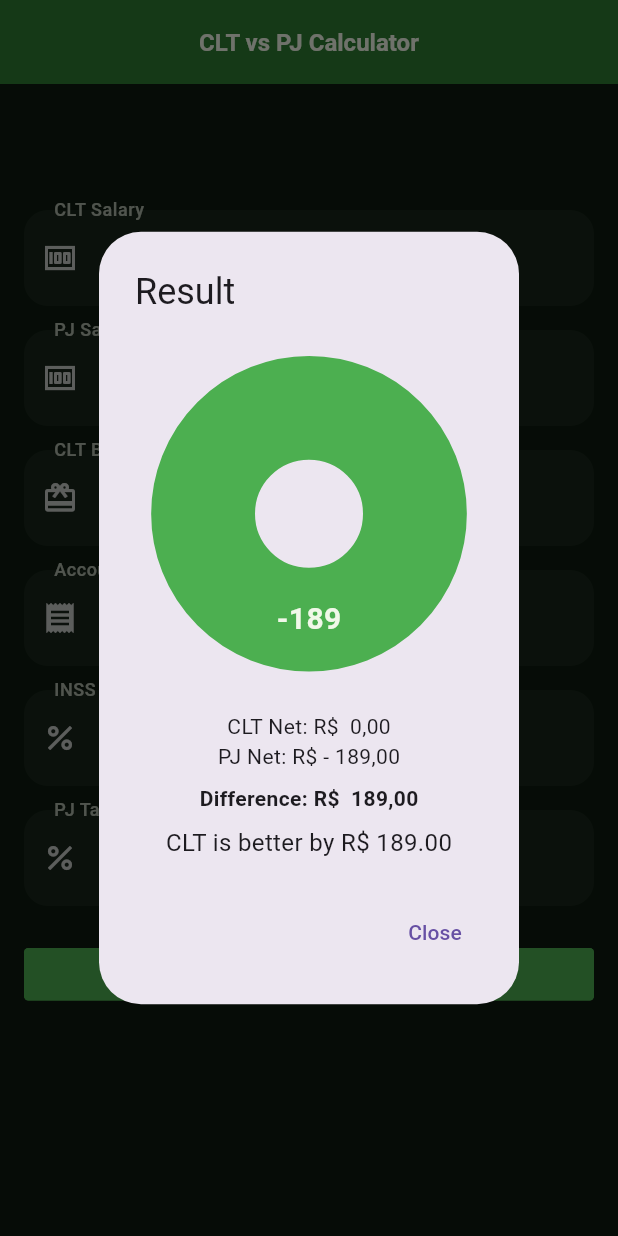
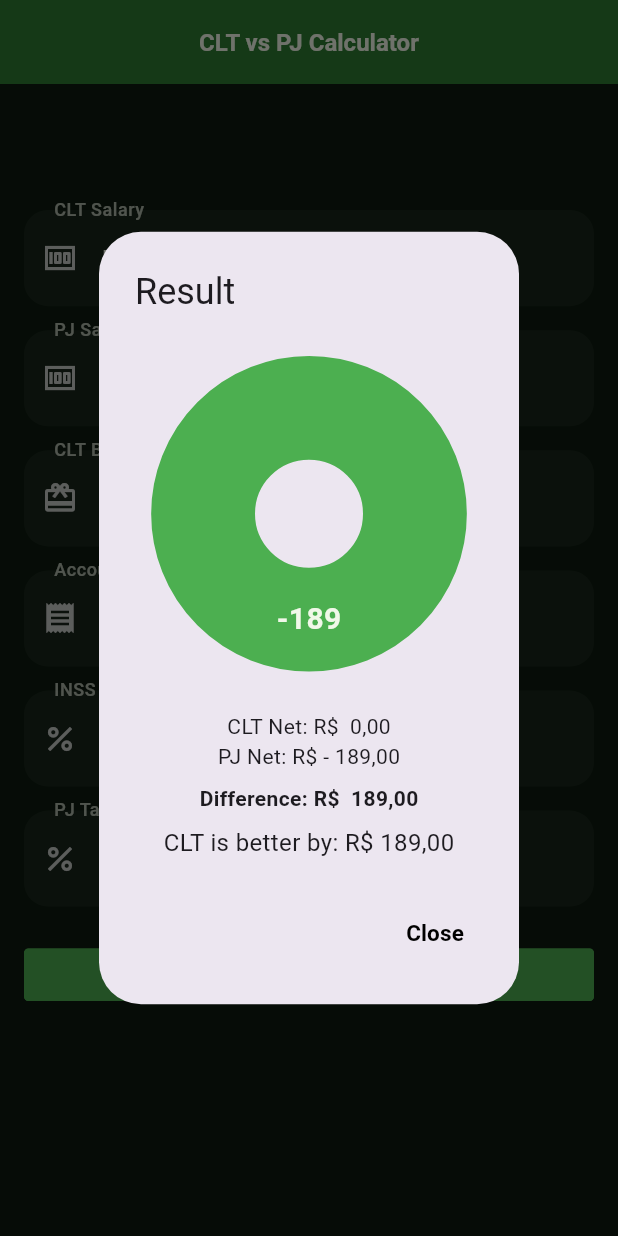
Before and after one commit to Victor-Zarzar/cltxpj-flutter, a Flutter app: the HomePage screen opened directly, after a tap on "Calculate", on a phone screen of 412 x 824 dp. Run offline on Flutter 3.47's test engine with Material 3 defaults, Android fonts, the phone set to English and light mode, and no system bars; drawn by our look-alikes of fl_chart, getwidget; our stand-ins replace easy_localization, flutter_local_notifications, flutter_secure_storage, flutter_svg, google_fonts, shared_preferences and 1 more; accounts and stored records are empty.

Commit message:
Update readme and input field

```diff
--- a/assets/translations/en-US.json
+++ b/assets/translations/en-US.json
@@ -3,7 +3,7 @@
   "salary_clt": "CLT Salary",
   "salary_pj": "PJ Salary",
   "benefits_clt": "CLT Benefits",
-  "accountant_fee": "Accountant Fee (R$)",
+  "accountant_fee": "Accountant Fee (PJ)",
   "inss_pj": "INSS PJ (%)",
   "taxes_pj": "PJ Taxes (%)",
   "required_field": "Required field",
@@ -13,8 +13,8 @@
   "difference": "Difference: R$ {amount}",
   "close": "Close",
   "calculate": "Calculate",
-  "clt_better": "CLT is better by R$ {amount}",
-  "pj_better": "PJ is better by R$ {amount}",
+  "clt_better": "CLT is better by: {amount}",
+  "pj_better": "PJ is better by: {amount}",
   "perfect_tie": "Perfect tie",
   "home": "Home",
   "about": "About",
--- a/assets/translations/es.json
+++ b/assets/translations/es.json
@@ -3,7 +3,7 @@
   "salary_clt": "Salario CLT",
   "salary_pj": "Salario PJ",
   "benefits_clt": "Beneficios CLT",
-  "accountant_fee": "Tarifa del Contador (R$)",
+  "accountant_fee": "Tarifa del Contador (PJ)",
   "inss_pj": "INSS PJ (%)",
   "taxes_pj": "Impuestos PJ (%)",
   "required_field": "Campo requerido",
@@ -13,8 +13,8 @@
   "difference": "Diferencia: R$ {amount}",
   "close": "Cerrar",
   "calculate": "Calcular",
-  "clt_better": "CLT es mejor por R$ {amount}",
-  "pj_better": "PJ es mejor por R$ {amount}",
+  "clt_better": "CLT es mejor por: {amount}",
+  "pj_better": "PJ es mejor por: {amount}",
   "perfect_tie": "Empate perfecto",
   "home": "Inicio",
   "about": "Acerca de",
--- a/assets/translations/pt-BR.json
+++ b/assets/translations/pt-BR.json
@@ -3,7 +3,7 @@
   "salary_clt": "Salário CLT",
   "salary_pj": "Salário PJ",
   "benefits_clt": "Benefícios CLT",
-  "accountant_fee": "Taxa do Contador (R$)",
+  "accountant_fee": "Taxa do Contador (PJ)",
   "inss_pj": "INSS PJ (%)",
   "taxes_pj": "Impostos PJ (%)",
   "required_field": "Campo obrigatório",
@@ -13,8 +13,8 @@
   "difference": "Diferença: R$ {amount}",
   "close": "Fechar",
   "calculate": "Calcular",
-  "clt_better": "CLT é melhor por R$ {amount}",
-  "pj_better": "PJ é melhor por R$ {amount}",
+  "clt_better": "CLT é melhor por: {amount}",
+  "pj_better": "PJ é melhor por: {amount}",
   "perfect_tie": "Empate perfeito",
   "home": "Início",
   "about": "Sobre",
--- a/lib/controller/calculate_controller.dart
+++ b/lib/controller/calculate_controller.dart
@@ -3,6 +3,12 @@ import 'package:cltxpj/utils/salary_helper.dart';
 import 'package:easy_localization/easy_localization.dart';
 import 'package:flutter/material.dart';
 import '../services/storage_service.dart';
+
+final currencyFormat = NumberFormat.currency(
+  locale: 'pt_BR',
+  symbol: '',
+  decimalDigits: 2,
+);
 
 class CalculatorController extends ChangeNotifier {
   CalculatorModel model = CalculatorModel(
@@ -31,11 +37,16 @@ class CalculatorController extends ChangeNotifier {
 
   String get bestOption {
     final diff = (totalClt - totalPj).abs();
+    final amountFormatted = NumberFormat.currency(
+      locale: 'pt_BR',
+      symbol: 'R\$',
+      decimalDigits: 2,
+    ).format(diff);
 
     if (totalClt > totalPj) {
-      return 'clt_better'.tr(namedArgs: {'amount': diff.toStringAsFixed(2)});
+      return 'clt_better'.tr(namedArgs: {'amount': amountFormatted});
     } else if (totalPj > totalClt) {
-      return 'pj_better'.tr(namedArgs: {'amount': diff.toStringAsFixed(2)});
+      return 'pj_better'.tr(namedArgs: {'amount': amountFormatted});
     } else {
       return 'perfect_tie'.tr();
     }
--- a/lib/features/app_theme.dart
+++ b/lib/features/app_theme.dart
@@ -30,7 +30,7 @@ class TextColor {
   static Color get primaryColor => const Color(0xFFF1F8E9);
   static Color get secondaryColor => const Color(0xFF1B5E20);
   static Color get thirdColor => const Color(0xFFE0E0E0);
-  static Color get fourthColor => const Color(0xFFFFFFFF);
+  static Color get fourthColor => const Color(0xFF000000);
 }
 
 class DropDownColor {
@@ -108,3 +108,15 @@ class PopupMenuColor {
   static const Color darkActiveColor = Color(0xFF4CAF50);
   static const Color darkInactiveTrackColor = Color(0xFF424242);
 }
+
+class BorderColor {
+  BorderColor._();
+  static Color get primaryColor => const Color(0xFFF1F8E9);
+  static Color get secondaryColor => const Color(0xFF4CAF50);
+}
+
+class PieChartColor {
+  PieChartColor._();
+  static Color get primaryColor => const Color(0xFF0277BD);
+  static Color get secondaryColor => const Color(0xFF4CAF50);
+}
--- a/lib/view/components/input_field.dart
+++ b/lib/view/components/input_field.dart
@@ -1,5 +1,7 @@
 import 'package:cltxpj/features/app_theme.dart';
+import 'package:cltxpj/features/theme_provider.dart';
 import 'package:flutter/material.dart';
+import 'package:provider/provider.dart';
 
 class InputField extends StatelessWidget {
   final String label;
@@ -8,6 +10,10 @@ class InputField extends StatelessWidget {
   final IconData icon;
   final double? maxWidth;
   final void Function(String)? onChanged;
+  final Widget? prefix;
+  final Widget? suffix;
+  final TextInputType keyboardType;
+  final bool obscureText;
 
   const InputField({
     super.key,
@@ -17,20 +23,29 @@ class InputField extends StatelessWidget {
     required this.icon,
     this.maxWidth,
     this.onChanged,
+    this.prefix,
+    this.suffix,
+    this.keyboardType = TextInputType.number,
+    this.obscureText = false,
   });
 
   @override
   Widget build(BuildContext context) {
+    return Consumer<UiProvider>(
+      builder: (context, notifier, child) {
         return Padding(
           padding: const EdgeInsets.symmetric(vertical: 8),
           child: Align(
             alignment: Alignment.center,
             child: ConstrainedBox(
-          constraints: BoxConstraints(maxWidth: maxWidth ?? double.infinity),
+              constraints: BoxConstraints(
+                maxWidth: maxWidth ?? double.infinity,
+              ),
               child: TextFormField(
                 controller: controller,
                 validator: validator,
-            keyboardType: TextInputType.number,
+                keyboardType: keyboardType,
+                obscureText: obscureText,
                 style: TextStyle(color: TextColor.primaryColor),
                 onChanged: onChanged,
                 decoration: InputDecoration(
@@ -43,6 +58,8 @@ class InputField extends StatelessWidget {
                     icon,
                     color: IconColor.primaryColor.withValues(alpha: 0.8),
                   ),
+                  prefix: prefix,
+                  suffix: suffix,
                   filled: true,
                   fillColor: IconColor.primaryColor.withValues(alpha: 0.05),
                   contentPadding: const EdgeInsets.symmetric(
@@ -60,7 +77,10 @@ class InputField extends StatelessWidget {
                   focusedBorder: OutlineInputBorder(
                     borderRadius: BorderRadius.circular(16),
                     borderSide: BorderSide(
-                  color: AppThemeColor.secondaryColor,
+                      color:
+                          notifier.isDark
+                              ? BorderColor.primaryColor
+                              : BorderColor.secondaryColor,
                       width: 2,
                     ),
                   ),
@@ -69,5 +89,7 @@ class InputField extends StatelessWidget {
             ),
           ),
         );
+      },
+    );
   }
 }
--- a/lib/view/home_page.dart
+++ b/lib/view/home_page.dart
@@ -66,7 +66,7 @@ class _HomePageState extends State<HomePage> {
   }
 
   void _formatCurrency(TextEditingController controller) {
-    String text = controller.text.replaceAll('.', '').replaceAll(',', '');
+    String text = controller.text.replaceAll(RegExp(r'[^0-9]'), '');
     if (text.isEmpty) return;
 
     double value = double.parse(text) / 100;
@@ -83,14 +83,10 @@ class _HomePageState extends State<HomePage> {
   }
 
   double parseCurrency(String value) {
-    return double.tryParse(
-          value
-              .replaceAll('.', '')
-              .replaceAll(',', '.')
-              .replaceAll(' ', '')
-              .trim(),
-        ) ??
-        0.0;
+    String cleaned = value.replaceAll(RegExp(r'[^0-9]'), '');
+    if (cleaned.isEmpty) return 0.0;
+
+    return double.parse(cleaned) / 100;
   }
 
   String? _validator(String? value) {
@@ -111,12 +107,17 @@ class _HomePageState extends State<HomePage> {
       pjNet: totalPj,
     );
 
-    final colorList = [Colors.blue, Colors.green];
+    final colorList = [
+      PieChartColor.primaryColor,
+      PieChartColor.secondaryColor,
+    ];
 
     showDialog(
       context: context,
       builder:
-          (_) => AlertDialog(
+          (_) => Consumer<UiProvider>(
+            builder: (context, notifier, child) {
+              return AlertDialog(
                 title: Text('result'.tr()),
                 content: Column(
                   mainAxisSize: MainAxisSize.min,
@@ -140,7 +141,9 @@ class _HomePageState extends State<HomePage> {
                     const SizedBox(height: 8),
                     Text(
                       'difference'.tr(
-                    namedArgs: {'amount': currencyFormat.format(difference)},
+                        namedArgs: {
+                          'amount': currencyFormat.format(difference),
+                        },
                       ), // Changed
                       style: const TextStyle(fontWeight: FontWeight.bold),
                     ),
@@ -154,9 +157,23 @@ class _HomePageState extends State<HomePage> {
                 actions: [
                   TextButton(
                     onPressed: () => Navigator.pop(context),
-                child: Text('close'.tr()),
+                    child: Text(
+                      'close'.tr(),
+                      style: GoogleFonts.roboto(
+                        textStyle: TextStyle(
+                          fontSize: 15,
+                          fontWeight: FontWeight.bold,
+                          color:
+                              notifier.isDark
+                                  ? TextColor.primaryColor
+                                  : TextColor.fourthColor,
+                        ),
+                      ),
+                    ),
                   ),
                 ],
+              );
+            },
           ),
     );
   }
@@ -215,6 +232,16 @@ class _HomePageState extends State<HomePage> {
                       validator: _validator,
                       icon: Icons.money,
                       maxWidth: 600,
+                      prefix: Text(
+                        'R\$ ',
+                        style: GoogleFonts.roboto(
+                          textStyle: TextStyle(
+                            fontSize: 15,
+                            fontWeight: FontWeight.bold,
+                            color: TextColor.primaryColor,
+                          ),
+                        ),
+                      ),
                       onChanged: (_) => _formatCurrency(salaryCltController),
                     ),
                     InputField(
@@ -223,6 +250,16 @@ class _HomePageState extends State<HomePage> {
                       validator: _validator,
                       icon: Icons.money,
                       maxWidth: 600,
+                      prefix: Text(
+                        'R\$ ',
+                        style: GoogleFonts.roboto(
+                          textStyle: TextStyle(
+                            fontSize: 15,
+                            fontWeight: FontWeight.bold,
+                            color: TextColor.primaryColor,
+                          ),
+                        ),
+                      ),
                       onChanged: (_) => _formatCurrency(salaryPjController),
                     ),
                     InputField(
@@ -231,6 +268,16 @@ class _HomePageState extends State<HomePage> {
                       validator: _validator,
                       icon: Icons.card_giftcard,
                       maxWidth: 600,
+                      prefix: Text(
+                        'R\$ ',
+                        style: GoogleFonts.roboto(
+                          textStyle: TextStyle(
+                            fontSize: 15,
+                            fontWeight: FontWeight.bold,
+                            color: TextColor.primaryColor,
+                          ),
+                        ),
+                      ),
                       onChanged: (_) => _formatCurrency(benefitsController),
                     ),
                     InputField(
@@ -239,6 +286,16 @@ class _HomePageState extends State<HomePage> {
                       validator: _validator,
                       icon: Icons.receipt,
                       maxWidth: 600,
+                      prefix: Text(
+                        'R\$ ',
+                        style: GoogleFonts.roboto(
+                          textStyle: TextStyle(
+                            fontSize: 15,
+                            fontWeight: FontWeight.bold,
+                            color: TextColor.primaryColor,
+                          ),
+                        ),
+                      ),
                       onChanged:
                           (_) => _formatCurrency(accountantFeeController),
                     ),
```
Also changed, not shown: assets/imgs/aboutpageandroid.png (added), assets/imgs/homepageandroid.png (added), assets/imgs/homepageios.png, assets/imgs/resultpageandroid.png (added), assets/imgs/resultpageios.png, 2 other files. Lines whose indentation alone changed are shown as unchanged.
